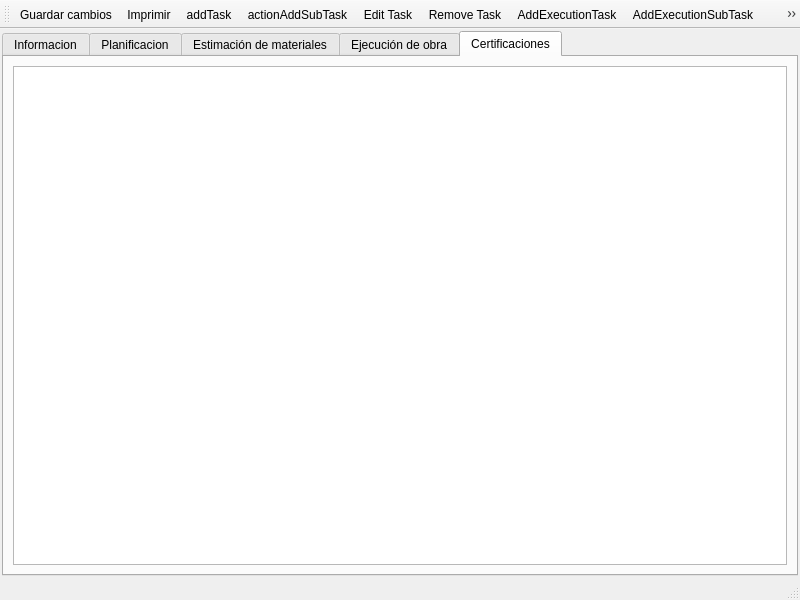
First picture: the form in mksPlanner/views/projectwindow.ui, repository diegowald/mksPlanner, before the edit.
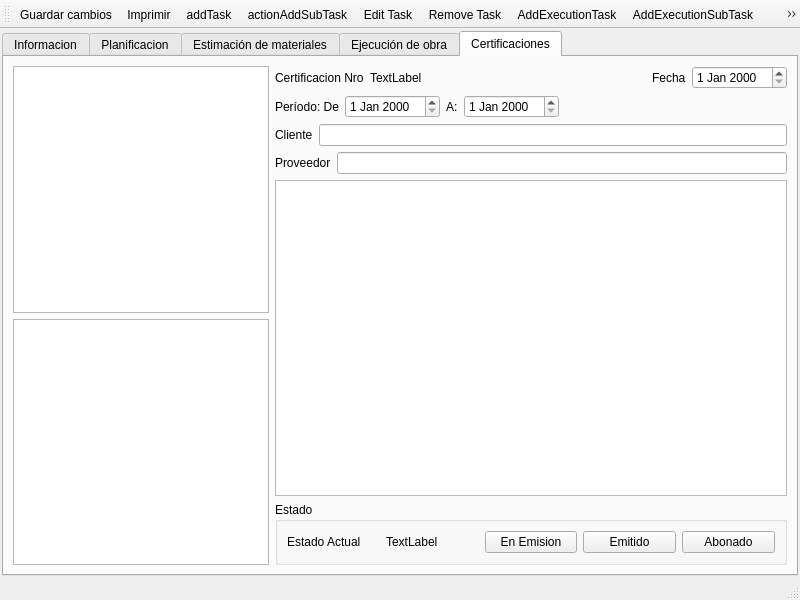
Second picture: the form after the edit. Icons and pictures are not drawn. Custom widgets are drawn as their Qt base class.

Commit message: Definicion de la pantalla de certificaciones.

The edit to the form file:
```diff
--- a/mksPlanner/views/projectwindow.ui
+++ b/mksPlanner/views/projectwindow.ui
@@ -339,9 +339,189 @@
        <attribute name="title">
         <string>Certificaciones</string>
        </attribute>
-       <layout class="QVBoxLayout" name="verticalLayout_6">
+       <layout class="QHBoxLayout" name="horizontalLayout_10" stretch="0,2">
         <item>
-         <widget class="QTableView" name="tableView"/>
+         <layout class="QVBoxLayout" name="verticalLayout_7">
+          <item>
+           <widget class="QTableView" name="tableView"/>
+          </item>
+          <item>
+           <widget class="QTableView" name="tableView_2"/>
+          </item>
+         </layout>
+        </item>
+        <item>
+         <layout class="QVBoxLayout" name="verticalLayout_6">
+          <item>
+           <layout class="QHBoxLayout" name="horizontalLayout_6">
+            <item>
+             <layout class="QHBoxLayout" name="horizontalLayout_3">
+              <item>
+               <widget class="QLabel" name="label_11">
+                <property name="text">
+                 <string>Certificacion Nro</string>
+                </property>
+               </widget>
+              </item>
+              <item>
+               <widget class="QLabel" name="label_12">
+                <property name="text">
+                 <string>TextLabel</string>
+                </property>
+               </widget>
+              </item>
+             </layout>
+            </item>
+            <item>
+             <spacer name="horizontalSpacer">
+              <property name="orientation">
+               <enum>Qt::Horizontal</enum>
+              </property>
+              <property name="sizeHint" stdset="0">
+               <size>
+                <width>40</width>
+                <height>20</height>
+               </size>
+              </property>
+             </spacer>
+            </item>
+            <item>
+             <layout class="QHBoxLayout" name="horizontalLayout_2">
+              <item>
+               <widget class="QLabel" name="label_14">
+                <property name="text">
+                 <string>Fecha</string>
+                </property>
+               </widget>
+              </item>
+              <item>
+               <widget class="QDateEdit" name="dateEdit_3"/>
+              </item>
+             </layout>
+            </item>
+           </layout>
+          </item>
+          <item>
+           <layout class="QHBoxLayout" name="horizontalLayout_7">
+            <item>
+             <layout class="QHBoxLayout" name="horizontalLayout_4">
+              <item>
+               <widget class="QLabel" name="label_17">
+                <property name="text">
+                 <string>Período: De</string>
+                </property>
+               </widget>
+              </item>
+              <item>
+               <widget class="QDateEdit" name="dateEdit"/>
+              </item>
+             </layout>
+            </item>
+            <item>
+             <layout class="QHBoxLayout" name="horizontalLayout_5">
+              <item>
+               <widget class="QLabel" name="label_18">
+                <property name="text">
+                 <string>A:</string>
+                </property>
+               </widget>
+              </item>
+              <item>
+               <widget class="QDateEdit" name="dateEdit_2"/>
+              </item>
+              <item>
+               <spacer name="horizontalSpacer_2">
+                <property name="orientation">
+                 <enum>Qt::Horizontal</enum>
+                </property>
+                <property name="sizeHint" stdset="0">
+                 <size>
+                  <width>40</width>
+                  <height>20</height>
+                 </size>
+                </property>
+               </spacer>
+              </item>
+             </layout>
+            </item>
+           </layout>
+          </item>
+          <item>
+           <layout class="QHBoxLayout" name="horizontalLayout_8">
+            <item>
+             <widget class="QLabel" name="label_16">
+              <property name="text">
+               <string>Cliente</string>
+              </property>
+             </widget>
+            </item>
+            <item>
+             <widget class="QLineEdit" name="lineEdit"/>
+            </item>
+           </layout>
+          </item>
+          <item>
+           <layout class="QHBoxLayout" name="horizontalLayout_9">
+            <item>
+             <widget class="QLabel" name="label_19">
+              <property name="text">
+               <string>Proveedor</string>
+              </property>
+             </widget>
+            </item>
+            <item>
+             <widget class="QLineEdit" name="lineEdit_2"/>
+            </item>
+           </layout>
+          </item>
+          <item>
+           <widget class="QTableView" name="tableView_3"/>
+          </item>
+          <item>
+           <widget class="QGroupBox" name="groupBox_2">
+            <property name="title">
+             <string>Estado</string>
+            </property>
+            <layout class="QHBoxLayout" name="horizontalLayout_11">
+             <item>
+              <widget class="QLabel" name="label_21">
+               <property name="text">
+                <string>Estado Actual</string>
+               </property>
+              </widget>
+             </item>
+             <item>
+              <widget class="QLabel" name="label_20">
+               <property name="text">
+                <string>TextLabel</string>
+               </property>
+              </widget>
+             </item>
+             <item>
+              <widget class="QPushButton" name="pushButton">
+               <property name="text">
+                <string>En Emision</string>
+               </property>
+              </widget>
+             </item>
+             <item>
+              <widget class="QPushButton" name="pushButton_2">
+               <property name="text">
+                <string>Emitido</string>
+               </property>
+              </widget>
+             </item>
+             <item>
+              <widget class="QPushButton" name="pushButton_3">
+               <property name="text">
+                <string>Abonado</string>
+               </property>
+              </widget>
+             </item>
+            </layout>
+           </widget>
+          </item>
+         </layout>
         </item>
        </layout>
       </widget>
```
Left out of the diff: 2 changed lines with no effect on the pictures.
